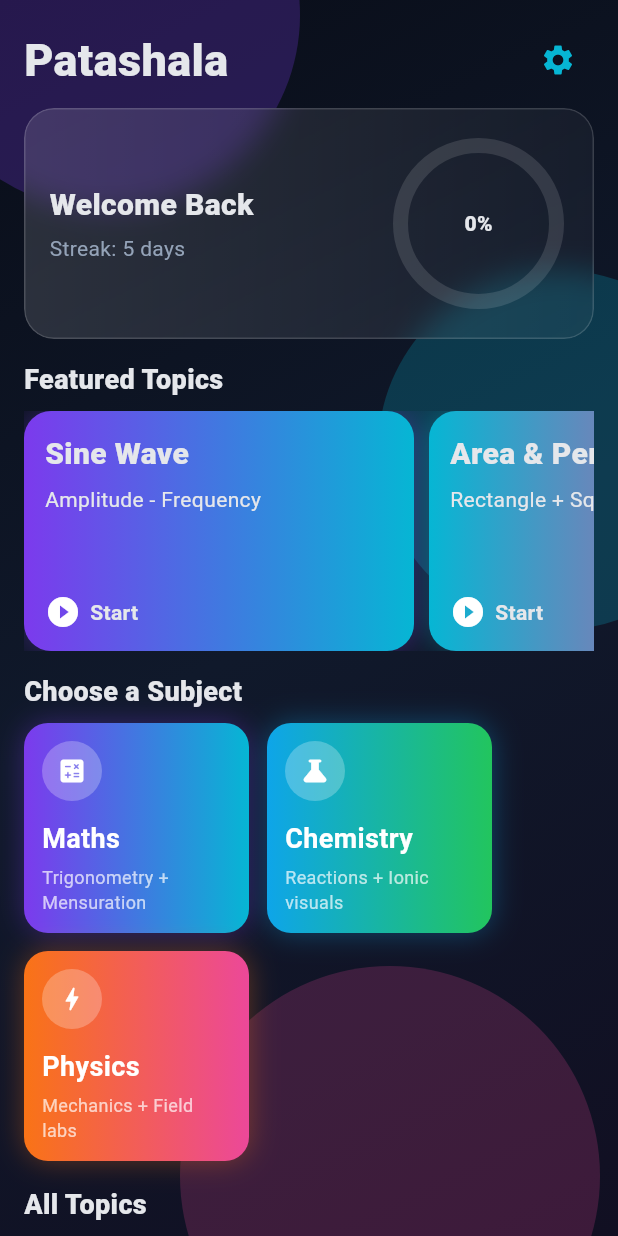
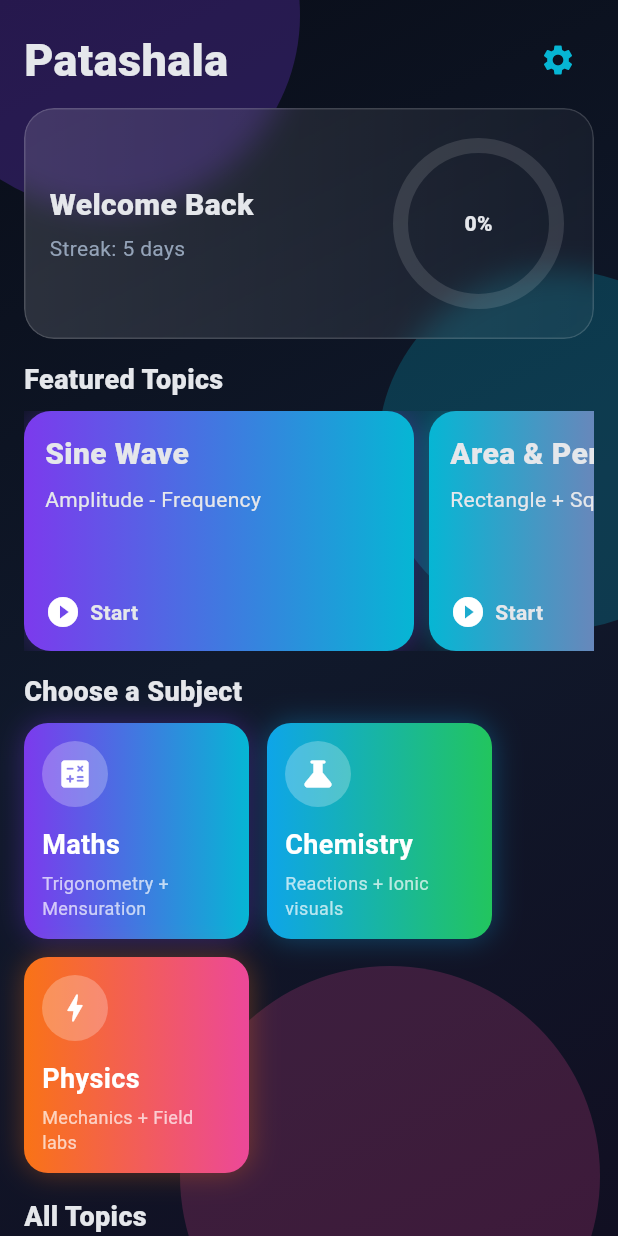
Before and after one commit to sashank33v/patashala, a Flutter app: the HomeScreen screen opened directly with empty values, on a phone screen of 412 x 824 dp. Run offline on Flutter 3.47's test engine with Material 3 defaults, Android fonts, the phone set to English and light mode, and no system bars; our stand-ins replace shared_preferences; accounts and stored records are empty; network calls fail; Roboto replaces fonts that are missing (Plus Jakarta Sans).

Commit message:
Enlarge UI icons

```diff
--- a/frontend/lib/screens/home_screen.dart
+++ b/frontend/lib/screens/home_screen.dart
@@ -391,9 +391,9 @@ class _HomeScreenState extends State<HomeScreen> {
           crossAxisAlignment: CrossAxisAlignment.start,
           children: [
             CircleAvatar(
-              radius: 20,
+              radius: 22,
               backgroundColor: Colors.white.withOpacity(0.25),
-              child: Icon(icon, color: Colors.white, size: 20),
+              child: Icon(icon, color: Colors.white, size: 24),
             ),
             const SizedBox(height: 12),
             Text(title,
--- a/frontend/lib/screens/login_screen.dart
+++ b/frontend/lib/screens/login_screen.dart
@@ -475,7 +475,7 @@ class _Badge extends StatelessWidget {
         child: Row(
           mainAxisSize: MainAxisSize.min,
           children: [
-          Icon(icon, size: 16, color: NeonPalette.cyan),
+            Icon(icon, size: 20, color: NeonPalette.cyan),
             const SizedBox(width: 6),
             Text(text, style: const TextStyle(fontWeight: FontWeight.w700)),
           ],
--- a/frontend/lib/widgets/topic_card.dart
+++ b/frontend/lib/widgets/topic_card.dart
@@ -66,7 +66,7 @@ class TopicCard extends StatelessWidget {
                   ],
                 ),
               ),
-              Icon(Icons.arrow_forward_ios_rounded, size: 14, color: subtextColor),
+              Icon(Icons.arrow_forward_ios_rounded, size: 18, color: subtextColor),
             ],
           ),
         ),
```
Lines whose indentation alone changed are shown as unchanged.
